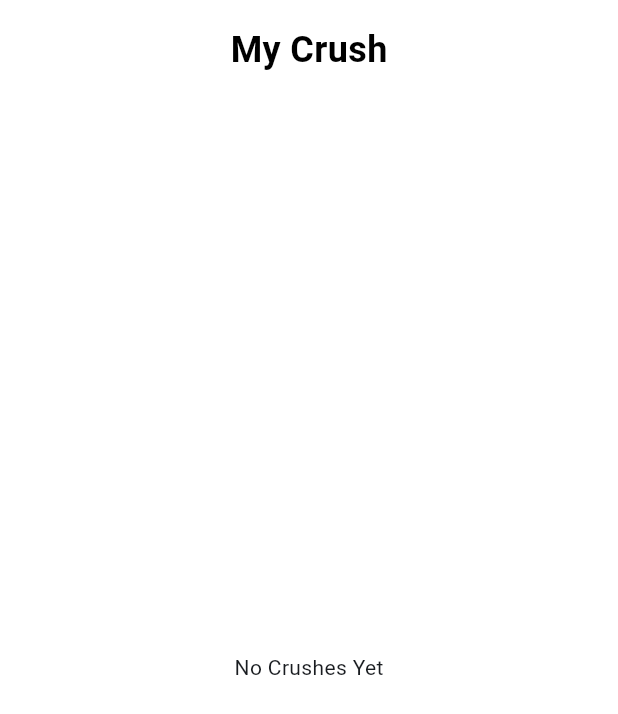
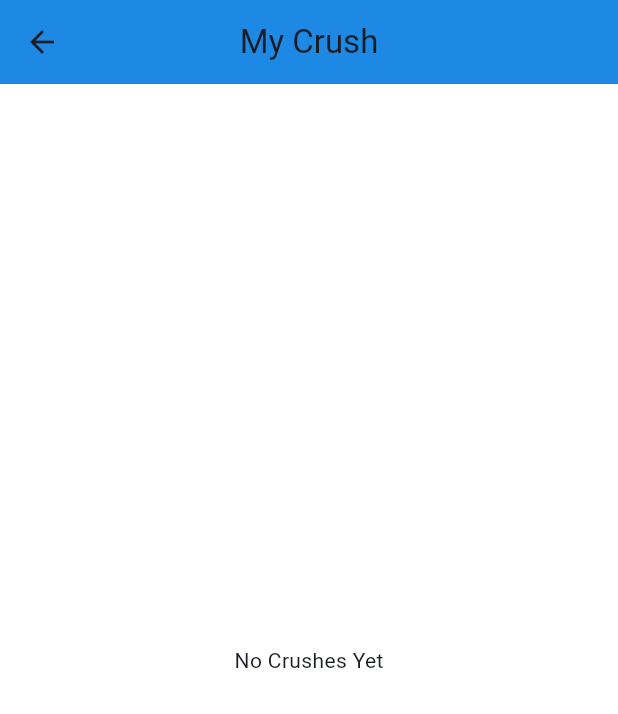
Before and after one commit to rsstst/Love-Ring-Project-MDP-ASIA, a Flutter app: the CrushScreen screen opened by its route, on a phone screen of 412 x 824 dp. Shown: the top 714 px of the screen. Run offline on Flutter 3.47's test engine with Material 3 defaults, Android fonts, the phone set to English and light mode, and no system bars; our stand-ins replace shared_preferences; accounts and stored records are empty.

Commit message:
tambah appbar dicrush

```diff
--- a/lib/screens/crush_screen.dart
+++ b/lib/screens/crush_screen.dart
@@ -63,24 +63,22 @@ class _CrushScreenState extends State<CrushScreen> {
 
   @override
   Widget build(BuildContext context) {
-    return Scaffold(
+  return Scaffold(
+    appBar: AppBar(
+      title: const Text("My Crush"),
+      backgroundColor: Colors.blue.shade600,
+      centerTitle: true, // Memposisikan judul di tengah
+      leading: IconButton(
+        icon: const Icon(Icons.arrow_back),
+        onPressed: () {
+          Navigator.pop(context); // Navigasi kembali ke halaman sebelumnya
+        },
+      ),
+    ),
       backgroundColor: Colors.white,
       body: SafeArea(
         child: Column(
           children: [
-            const Padding(
-              padding: EdgeInsets.all(16.0),
-              child: Center(
-                child: Text(
-                  "My Crush",
-                  style: TextStyle(
-                    fontWeight: FontWeight.bold,
-                    fontSize: 24,
-                    color: Colors.black,
-                  ),
-                ),
-              ),
-            ),
             Expanded(
               child: crushList.isEmpty
                   ? const Center(
```
